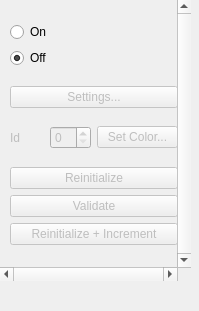
Qt form branches/GoFigure2Beta/Code/GUI/lib/ManualSegmentationDockWidget.ui (gofigure2/GoFigure2) before a commit.
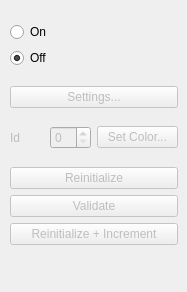
The same form after that commit.

What changed in the file:
```diff
--- a/branches/GoFigure2Beta/Code/GUI/lib/ManualSegmentationDockWidget.ui
+++ b/branches/GoFigure2Beta/Code/GUI/lib/ManualSegmentationDockWidget.ui
@@ -6,53 +6,14 @@
    <rect>
     <x>0</x>
     <y>0</y>
-    <width>199</width>
-    <height>311</height>
+    <width>187</width>
+    <height>292</height>
    </rect>
   </property>
   <property name="windowTitle">
    <string>Manual Segmentation</string>
   </property>
   <widget class="QWidget" name="dockWidgetContents">
-   <widget class="QScrollArea" name="scrollArea">
-    <property name="geometry">
-     <rect>
-      <x>0</x>
-      <y>0</y>
-      <width>191</width>
-      <height>281</height>
-     </rect>
-    </property>
-    <property name="frameShape">
-     <enum>QFrame::NoFrame</enum>
-    </property>
-    <property name="frameShadow">
-     <enum>QFrame::Sunken</enum>
-    </property>
-    <property name="lineWidth">
-     <number>0</number>
-    </property>
-    <property name="midLineWidth">
-     <number>0</number>
-    </property>
-    <property name="verticalScrollBarPolicy">
-     <enum>Qt::ScrollBarAlwaysOn</enum>
-    </property>
-    <property name="horizontalScrollBarPolicy">
-     <enum>Qt::ScrollBarAlwaysOn</enum>
-    </property>
-    <property name="widgetResizable">
-     <bool>true</bool>
-    </property>
-    <widget class="QWidget" name="scrollAreaWidgetContents">
-     <property name="geometry">
-      <rect>
-       <x>0</x>
-       <y>0</y>
-       <width>177</width>
-       <height>267</height>
-      </rect>
-     </property>
      <widget class="QWidget" name="layoutWidget">
       <property name="geometry">
        <rect>
@@ -180,8 +141,8 @@
        </item>
       </layout>
      </widget>
-    </widget>
-   </widget>
+   <zorder>layoutWidget</zorder>
+   <zorder>layoutWidget</zorder>
   </widget>
  </widget>
  <resources/>
```
Lines whose indentation alone changed are shown as unchanged.
